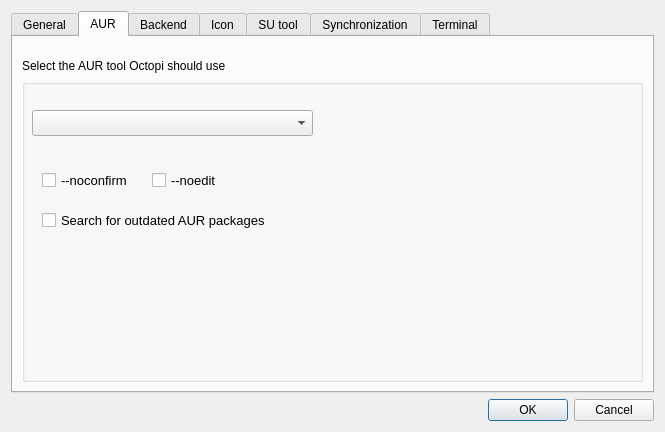
Above: ui/optionsdialog.ui from aarnt/octopi before the change. Below: the same form after it.
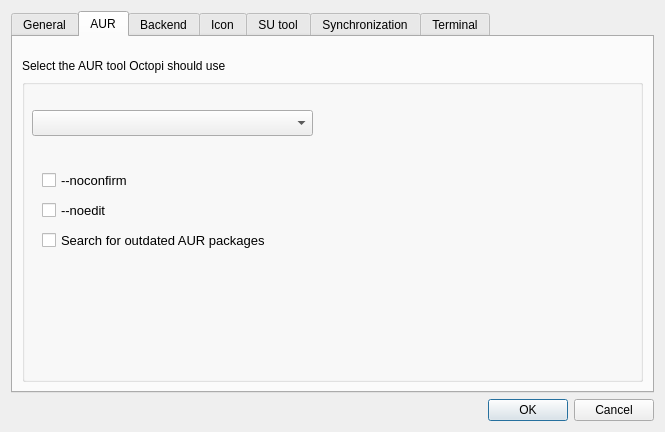
That is the form after the change.

```diff
--- a/ui/optionsdialog.ui
+++ b/ui/optionsdialog.ui
@@ -139,8 +139,8 @@
            <widget class="QCheckBox" name="cbNoEdit">
             <property name="geometry">
              <rect>
-              <x>130</x>
-              <y>90</y>
+              <x>20</x>
+              <y>120</y>
               <width>90</width>
               <height>22</height>
              </rect>
@@ -158,7 +158,7 @@
             <property name="geometry">
              <rect>
               <x>20</x>
-              <y>130</y>
+              <y>150</y>
               <width>571</width>
               <height>23</height>
              </rect>
```
